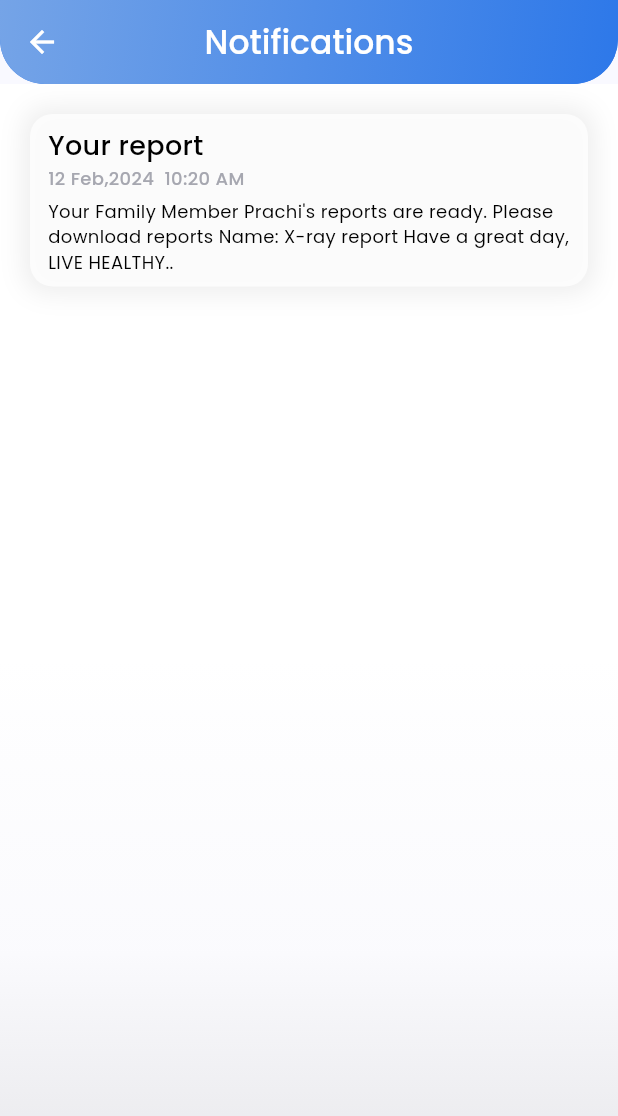
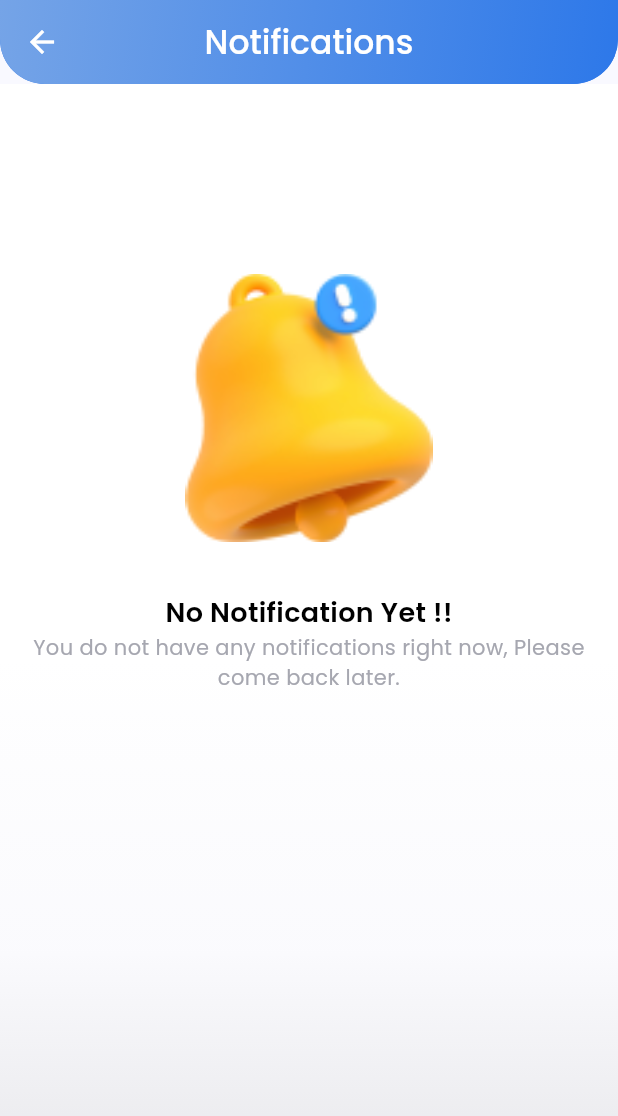
Before and after one commit to prachi-git99/Docinzo, a Flutter app: the NotificationScreen screen opened directly, on a phone screen of 412 x 824 dp. Shown: the top 1116 px of the screen. Run offline on Flutter 3.47's test engine with Material 3 defaults, Android fonts, the phone set to English and light mode, and no system bars; our stand-ins replace cloud_firestore, dotted_border, easy_date_timeline, file_picker, firebase_auth, firebase_core and 11 more; missing offline and left inert: time_slot; accounts and stored records are empty.

```diff
--- a/lib/common_widgets/custom_bottom_greet_section.dart
+++ b/lib/common_widgets/custom_bottom_greet_section.dart
@@ -9,7 +9,7 @@ Widget customBottomGreetSection(context) {
     alignment: Alignment.center,
     child: Column(
       children: [
-        SizedBox(height: size.height * 0.1),
+        // SizedBox(height: size.height * 0.1),
         responsiveText(
             context: context,
             text: "Live",
--- a/lib/controllers/health_history_controller.dart
+++ b/lib/controllers/health_history_controller.dart
@@ -39,7 +39,6 @@ class HealthHistoryController extends GetxController {
   ];
 
   var dietList = ["Veg", "Non-veg"];
-
   var alcoholList = ["Yes,Regularly", "Yes, Occasionally", "Never"];
   var eyeSightList = ["No", "Yes"];
   var smokeList = ["Yes,Regularly", "Yes, Occasionally", "Never"];
--- a/lib/firebase/push_notification_service.dart
+++ b/lib/firebase/push_notification_service.dart
@@ -20,7 +20,8 @@ Future storeNotificationsInFirebase(notificationTitle, notificationBody) async {
   store.set({
     "id": currentUser!.uid,
     "title": notificationTitle,
-    "body": notificationBody
+    "body": notificationBody,
+    "time": DateTime.now()
   }, SetOptions(merge: true));
 }
 
--- a/lib/screens/notification_screen/notification_screen.dart
+++ b/lib/screens/notification_screen/notification_screen.dart
@@ -1,5 +1,4 @@
 import 'package:doctor/consts/consts.dart';
-import 'package:doctor/screens/notification_screen/widgets/show_no_notification_card.dart';
 import 'package:doctor/screens/notification_screen/widgets/show_notofication_card.dart';
 
 import '../../common_widgets/custom_appbar.dart';
@@ -10,10 +9,6 @@ class NotificationScreen extends StatelessWidget {
 
   @override
   Widget build(BuildContext context) {
-    var size = MediaQuery.of(context).size;
-    // final message = ModalRoute.of(context)!.settings.arguments;
-
-    int index = 1;
     return Scaffold(
       appBar: customAppbar(context, "Notifications"),
       body: gradientBg(
@@ -23,9 +18,7 @@ class NotificationScreen extends StatelessWidget {
               padding: const EdgeInsets.symmetric(
                   horizontal: appHorizontalPadding,
                   vertical: appVerticalPadding),
-              child: index == 0
-                  ? showNoNotification(context)
-                  : showNotificationCard(context),
+              child: showNotificationCard(context),
             ),
           )),
     );
--- a/lib/screens/notification_screen/widgets/show_notofication_card.dart
+++ b/lib/screens/notification_screen/widgets/show_notofication_card.dart
@@ -1,14 +1,35 @@
+import 'package:cloud_firestore/cloud_firestore.dart';
 import 'package:doctor/consts/consts.dart';
+import 'package:doctor/screens/notification_screen/widgets/show_no_notification_card.dart';
+import 'package:intl/intl.dart';
 
 import '../../../components/responsive_text.dart';
 import '../../../components/rounded_corner_container.dart';
 
 Widget showNotificationCard(context) {
   var size = MediaQuery.of(context).size;
+  var notiData;
 
+  return StreamBuilder(
+      stream: firestore
+          .collection(usersCollection)
+          .doc(currentUser!.uid)
+          .collection(notificationCollection)
+          .orderBy('time', descending: true)
+          .snapshots(),
+      builder: (BuildContext context, AsyncSnapshot<QuerySnapshot> snapshot) {
+        notiData = snapshot.data?.docs;
+        if (!snapshot.hasData) {
+          return Center(
+              child: CircularProgressIndicator(
+            color: primaryColor,
+          ));
+        } else if (snapshot.data!.docs.isEmpty) {
+          return showNoNotification(context);
+        } else {
           return Column(
               children: List.generate(
-          1,
+                  notiData.length,
                   (index) => Column(
                         children: [
                           SizedBox(height: containerVerMargin),
@@ -22,7 +43,7 @@ Widget showNotificationCard(context) {
                                 responsiveText(
                                     context: context,
                                     textColor: black,
-                            text: "Your report",
+                                    text: notiData[index]['title'],
                                     fontWeight: FontWeight.w500,
                                     size: 18.0),
                                 Row(
@@ -30,13 +51,17 @@ Widget showNotificationCard(context) {
                                     responsiveText(
                                         context: context,
                                         textColor: fontGrey,
-                                text: "12 Feb,2024  ",
+                                        text:
+                                            "${DateFormat('d MMM yyyy').format((notiData[index]['time'] as Timestamp).toDate())}, ",
                                         fontWeight: FontWeight.w500,
                                         size: 12.0),
+
+                                    // DateFormat('hh:mm a').format(snapshot.get(notiData[index]['time]).toDate())
                                     responsiveText(
                                         context: context,
                                         textColor: fontGrey,
-                                text: "10:20 AM  ",
+                                        text:
+                                            "${DateFormat('hh:mm a').format((notiData[index]['time'] as Timestamp).toDate())}",
                                         fontWeight: FontWeight.w500,
                                         size: 12.0),
                                   ],
@@ -45,8 +70,7 @@ Widget showNotificationCard(context) {
                                 responsiveText(
                                     context: context,
                                     textColor: black,
-                            text:
-                                "Your Family Member Prachi's reports are ready. Please download reports Name: X-ray report Have a great day, LIVE HEALTHY..",
+                                    text: notiData[index]['body'],
                                     fontWeight: FontWeight.w400,
                                     size: 12.0)
                               ],
@@ -57,3 +81,5 @@ Widget showNotificationCard(context) {
                         ],
                       )));
         }
+      });
+}
--- a/lib/screens/profile_screen/widgets/show_user_profile_section.dart
+++ b/lib/screens/profile_screen/widgets/show_user_profile_section.dart
@@ -1,4 +1,5 @@
 import 'package:doctor/consts/consts.dart';
+import 'package:doctor/screens/profile_screen/widgets/show_health_history_section.dart';
 import 'package:flutter_svg/svg.dart';
 
 import '../../../components/gradient_rounded_container.dart';
@@ -71,6 +72,8 @@ Widget showUserProfileSection(context) {
                     onTap: () {}, child: Icon(Icons.edit, color: black)),
               ],
             )),
+        //user health history
+        showHealthHistorySection(context),
       ],
     ),
   );
```
Also changed, not shown: lib/screens/health_record_screen/record_screen/report_tab_screen.dart (+1 -79 lines), lib/screens/health_record_screen/record_screen/widgets/show_reports_list_card.dart (+17 -4 lines), lib/screens/home.dart (+0 -7 lines), lib/screens/profile_screen/widgets/healthcare_details_info_list.dart (added, +34 -0 lines), lib/screens/profile_screen/widgets/show_health_history_section.dart (added, +54 -0 lines), 5 other files. Lines whose indentation alone changed are shown as unchanged.
